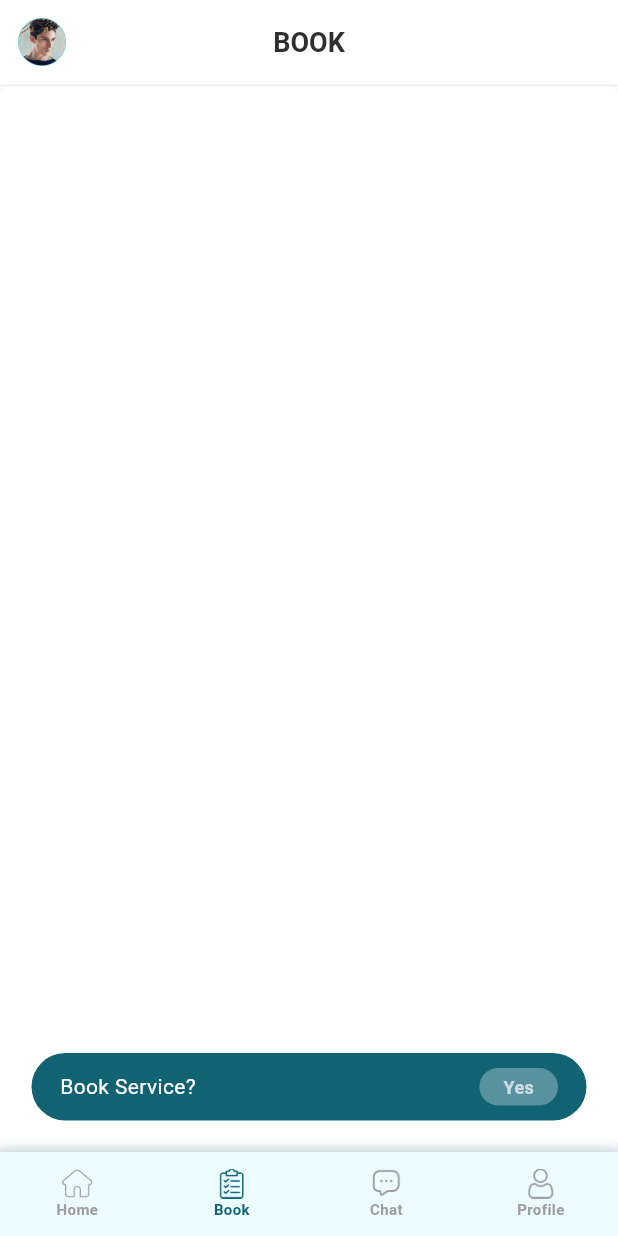
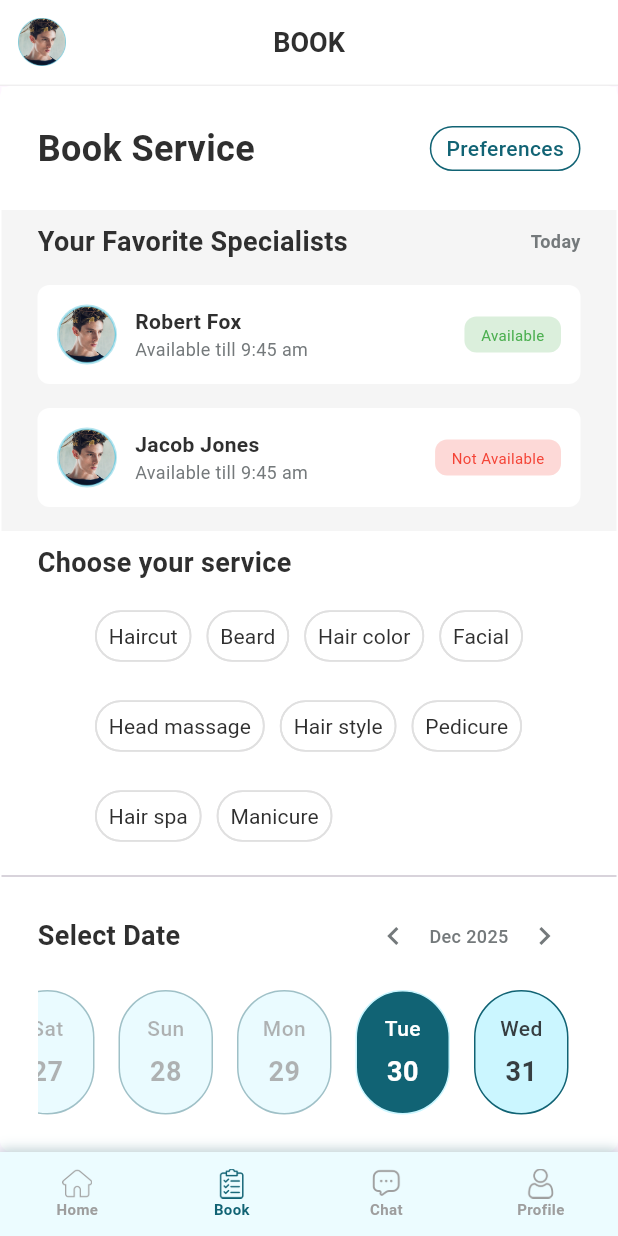
Before and after one commit to khansameer/salonappmen, a Flutter app: the screen it shows after launch, item 2 of the bottom bar chosen, on a phone screen of 412 x 824 dp. Run offline on Flutter 3.47's test engine with Material 3 defaults, Android fonts, the phone set to English and light mode, and no system bars; our stand-ins replace shared_preferences.

Commit message:
book UI/UX

```diff
--- a/lib/core/constants/color_utils.dart
+++ b/lib/core/constants/color_utils.dart
@@ -16,3 +16,6 @@ const Color colorTextMarron= Color.fromRGBO(186, 89, 0, 1);
 const Color colorTextTopList= Color.fromRGBO(56, 52, 65, 1);
 const Color colorMenu= Color.fromRGBO(236, 252, 255, 1);
 const Color colorRating= Color.fromRGBO(252, 179, 59, 1);
+const Color colorChips = Color.fromRGBO(203, 246, 255, 1);
+const Color colorTextChips = Color.fromRGBO(55, 62, 65, 1);
+const Color colorChipBorderColor = Color.fromRGBO(17, 99, 116, 1);
--- /dev/null
+++ b/lib/core/widgets/common_multi_select.dart
@@ -0,0 +1,49 @@
+
+import 'package:flutter/material.dart';
+import 'package:salonman/core/widgets/component.dart';
+
+import '../constants/color_utils.dart';
+
+class CommonMultiSelectWrap extends StatelessWidget {
+  final List<String> items;
+  final List<String> selectedItems;
+  final Function(String) onTap;
+
+  const CommonMultiSelectWrap({
+    super.key,
+    required this.items,
+    required this.selectedItems,
+    required this.onTap,
+  });
+
+
+  @override
+  Widget build(BuildContext context) {
+    return Wrap(
+      spacing: 10,
+      runSpacing: 12,
+      children: items.map((item) {
+        final isSelected = selectedItems.contains(item);
+
+        return FilterChip(
+          padding: EdgeInsets.zero,
+          checkmarkColor: colorChipBorderColor,
+          selectedColor: colorChips,
+          shape: StadiumBorder(
+            side: BorderSide(
+
+              color: isSelected
+                  ? colorChipBorderColor
+                  : Colors.grey.shade300,
+              width: 1.2,
+            ),
+          ),
+          backgroundColor: Colors.white,
+          label: commonText(text: item),
+          selected: isSelected,
+          onSelected: (_) => onTap(item),
+        );
+      }).toList(),
+    );
+  }
+}
--- a/lib/core/widgets/star_display.dart
+++ b/lib/core/widgets/star_display.dart
@@ -5,7 +5,7 @@ import '../constants/color_utils.dart';
 class StarDisplay extends StatelessWidget {
   final int value;
 
-  const StarDisplay({super.key, this.value = 0}) : assert(value != null);
+  const StarDisplay({super.key, this.value = 0});
 
   @override
   Widget build(BuildContext context) {
--- a/lib/main.dart
+++ b/lib/main.dart
@@ -1,6 +1,7 @@
 import 'package:flutter/material.dart';
 import 'package:provider/provider.dart';
 import 'package:provider/single_child_widget.dart';
+import 'package:salonman/provider/book_proivder.dart';
 import 'package:salonman/provider/dashboard_provider.dart';
 import 'package:salonman/provider/onboarding_provider.dart';
 
@@ -9,6 +10,7 @@ import 'core/routes/route_generator.dart';
 List<SingleChildWidget> providers = [
   ChangeNotifierProvider<OnboardingProvider>(create: (_) => OnboardingProvider()),
   ChangeNotifierProvider<DashboardProvider>(create: (_) => DashboardProvider()),
+  ChangeNotifierProvider<BookProvider>(create: (_) => BookProvider()),
 
 ];
 
--- /dev/null
+++ b/lib/provider/book_proivder.dart
@@ -0,0 +1,105 @@
+import 'package:flutter/cupertino.dart';
+class DateItem {
+  final DateTime date;
+
+  DateItem(this.date);
+
+  String get day =>
+      ["Mon", "Tue", "Wed", "Thu", "Fri", "Sat", "Sun"][date.weekday - 1];
+
+  String get dayNumber => date.day.toString();
+
+  bool get isPast {
+    final now = DateTime.now();
+    return date.isBefore(DateTime(now.year, now.month, now.day));
+  }
+}
+
+class BookProvider with ChangeNotifier{
+  final List<String> services = [
+    "Haircut",
+    "Beard",
+    "Hair color",
+    "Facial",
+    "Head massage",
+    "Hair style",
+    "Pedicure",
+    "Hair spa",
+    "Manicure",
+  ];
+
+
+  final List<String> selectedServices = [];
+
+  void toggleService(String service) {
+    if (selectedServices.contains(service)) {
+      selectedServices.remove(service);
+    } else {
+      selectedServices.add(service);
+    }
+    notifyListeners();
+  }
+
+  // key = list identifier, value = selected item
+  final Map<String, String?> _selectedItems = {};
+
+  String? getSelectedItem(String key) => _selectedItems[key];
+
+  void selectItem(String key, String item) {
+    _selectedItems[key] = item;
+    notifyListeners();
+  }
+
+  DateTime _selectedDate = DateTime.now();
+  DateTime _currentMonth = DateTime.now();
+  List<DateItem> dates = [];
+
+/*
+  DateProvider() {
+
+  }
+*/
+  //generateDates();
+  DateTime get selectedDate => _selectedDate;
+  DateTime get currentMonth => _currentMonth;
+
+  void generateDates() {
+    final firstDay =
+    DateTime(_currentMonth.year, _currentMonth.month, 1);
+    final totalDays =
+        DateTime(_currentMonth.year, _currentMonth.month + 1, 0).day;
+
+    dates = List.generate(
+      totalDays,
+          (index) => DateItem(
+        DateTime(_currentMonth.year, _currentMonth.month, index + 1),
+      ),
+    );
+
+    notifyListeners();
+  }
+
+  void changeMonth(int offset) {
+    _currentMonth =
+        DateTime(_currentMonth.year, _currentMonth.month + offset, 1);
+    generateDates();
+  }
+
+  void selectDate(DateTime date) {
+    _selectedDate = date;
+    notifyListeners();
+  }
+
+  bool isSelected(DateTime date) {
+    return date.year == _selectedDate.year &&
+        date.month == _selectedDate.month &&
+        date.day == _selectedDate.day;
+  }
+
+  int todayIndex() {
+    final today = DateTime.now();
+    return dates.indexWhere((d) =>
+    d.date.year == today.year &&
+        d.date.month == today.month &&
+        d.date.day == today.day);
+  }}
--- /dev/null
+++ b/lib/screen/dashboard/book_widget.dart
@@ -0,0 +1,248 @@
+import 'package:flutter/material.dart';
+import 'package:provider/provider.dart';
+import 'package:salonman/core/widgets/common_multi_select.dart';
+
+import '../../core/constants/color_utils.dart';
+import '../../core/widgets/component.dart';
+import '../../provider/book_proivder.dart';
+
+Widget serviceSelectedView() {
+  return Padding(
+    padding: const EdgeInsets.symmetric(horizontal: 24, vertical: 8),
+    child: Column(
+      children: [
+        Row(
+          children: [
+            commonText(
+              text: "Choose your service",
+              fontSize: 18,
+              fontWeight: FontWeight.w600,
+            ),
+          ],
+        ),
+        const SizedBox(height: 12),
+        Container(
+          color: Colors.white,
+          child: Consumer<BookProvider>(
+            builder: (context, provider, child) {
+              return CommonMultiSelectWrap(
+                items: provider.services,
+                selectedItems: provider.selectedServices,
+                onTap: (item) {
+                  context.read<BookProvider>().toggleService(item);
+                },
+              );
+            },
+          ),
+        ),
+      ],
+    ),
+  );
+}
+
+Widget serviceDateSelectedView() {
+  return Column(
+    children: [
+      Row(
+        children: [
+          Expanded(
+            child: commonText(
+              text: "Select Date",
+              fontSize: 18,
+              fontWeight: FontWeight.w600,
+            ),
+          ),
+          commonText(
+            text: "Feb 2025",
+            fontSize: 12,
+            color: colorTextLight,
+            fontWeight: FontWeight.w600,
+          ),
+        ],
+      ),
+      const SizedBox(height: 12),
+      Container(
+        height: 83,
+        color: Colors.white,
+        child: Consumer<BookProvider>(
+          builder: (context, provider, child) {
+            return ListView.builder(
+              shrinkWrap: true,
+              scrollDirection: Axis.horizontal,
+              physics: const NeverScrollableScrollPhysics(),
+              itemCount: 10,
+              itemBuilder: (BuildContext context, int index) {
+                return Container(
+                  margin: EdgeInsets.symmetric(horizontal: 5, vertical: 5),
+                  width: 60,
+                  height: 83,
+                  decoration: commonBoxDecoration(
+                    color: colorChips,
+                    borderRadius: 30,
+                  ),
+                );
+              },
+            );
+          },
+        ),
+      ),
+    ],
+  );
+}
+
+class MonthHeader extends StatelessWidget {
+  const MonthHeader({super.key});
+
+  @override
+  Widget build(BuildContext context) {
+    return Consumer<BookProvider>(
+      builder: (context, provider, _) {
+        return Row(
+          mainAxisAlignment: MainAxisAlignment.spaceBetween,
+          children: [
+            commonText(
+              text: "Select Date",
+              fontSize: 18,
+              fontWeight: FontWeight.w600,
+            ),
+            Row(
+              children: [
+                IconButton(
+                  icon: const Icon(Icons.chevron_left,color: colorTextLight,),
+                  onPressed: () => provider.changeMonth(-1),
+                ),
+                commonText(
+                  color: colorTextLight,
+                  text:
+                      "${_monthName(provider.currentMonth.month)} ${provider.currentMonth.year}",
+                  fontSize: 12,
+                  fontWeight: FontWeight.w500,
+                ),
+                IconButton(
+                  icon: const Icon(Icons.chevron_right,color: colorTextLight,),
+                  onPressed: () => provider.changeMonth(1),
+                ),
+              ],
+            ),
+          ],
+        );
+      },
+    );
+  }
+
+  String _monthName(int month) {
+    const months = [
+      "Jan",
+      "Feb",
+      "Mar",
+      "Apr",
+      "May",
+      "Jun",
+      "Jul",
+      "Aug",
+      "Sep",
+      "Oct",
+      "Nov",
+      "Dec",
+    ];
+    return months[month - 1];
+  }
+}
+
+class DateSelector extends StatefulWidget {
+  const DateSelector({super.key});
+
+  @override
+  State<DateSelector> createState() => _DateSelectorState();
+}
+
+class _DateSelectorState extends State<DateSelector> {
+  final ScrollController _scrollController = ScrollController();
+
+  @override
+  void didChangeDependencies() {
+    super.didChangeDependencies();
+    WidgetsBinding.instance.addPostFrameCallback((_) {
+      final provider = context.read<BookProvider>();
+      final index = provider.todayIndex();
+      if (index != -1) {
+        _scrollController.animateTo(
+          index * 90,
+          duration: const Duration(milliseconds: 400),
+          curve: Curves.easeInOut,
+        );
+      }
+    });
+  }
+
+  @override
+  Widget build(BuildContext context) {
+    return Consumer<BookProvider>(
+      builder: (context, provider, _) {
+        return Padding(
+          padding: const EdgeInsets.symmetric(horizontal: 24, vertical: 8),
+          child: Column(
+            children: [
+              MonthHeader(),
+              const SizedBox(height: 12),
+              SizedBox(
+                height: 83,
+                child: ListView.builder(
+                  shrinkWrap: true,
+                  padding: EdgeInsets.zero  ,
+                  controller: _scrollController,
+                  scrollDirection: Axis.horizontal,
+                  itemCount: provider.dates.length,
+                  itemBuilder: (context, index) {
+                    final item = provider.dates[index];
+                    final isSelected = provider.isSelected(item.date);
+                    final isDisabled = item.isPast;
+
+                    return GestureDetector(
+                      onTap: isDisabled ? null : () => provider.selectDate(item.date),
+                      child: Opacity(
+                        opacity: isDisabled ? 0.4 : 1,
+                        child: Container(
+                          width: 63,
+                          height: 83,
+                          margin: const EdgeInsets.symmetric(horizontal: 8),
+                          decoration: commonBoxDecoration(
+                            color: isSelected
+                                ? colorChipBorderColor
+                                :colorChips,
+                            borderColor: isSelected
+                                ? colorChips
+                                :colorChipBorderColor,
+                            borderRadius: 32,
+                          ),
+                          child: Column(
+                            mainAxisAlignment: MainAxisAlignment.center,
+                            children: [
+                              commonText(
+                                text: item.day,
+                                fontSize: 14,
+                                fontWeight: FontWeight.w500,
+                                color: isSelected ? Colors.white : colorTextChips,
+                              ),
+                              const SizedBox(height: 6),
+                              commonText(
+                               text:  item.dayNumber,
+                                fontSize: 18,
+                                fontWeight: FontWeight.bold,
+                                color: isSelected ? Colors.white : colorTextChips,
+                              ),
+                            ],
+                          ),
+                        ),
+                      ),
+                    );
+                  },
+                ),
+              ),
+            ],
+          ),
+        );
+      },
+    );
+  }
+}
--- a/lib/screen/dashboard/dashboard_screen.dart
+++ b/lib/screen/dashboard/dashboard_screen.dart
@@ -4,6 +4,7 @@ import 'package:salonman/core/constants/color_utils.dart';
 import 'package:salonman/core/constants/image_utils.dart';
 import 'package:salonman/core/widgets/component.dart';
 import 'package:salonman/provider/dashboard_provider.dart';
+import 'package:salonman/screen/dashboard/page/book_page.dart';
 import 'package:salonman/screen/dashboard/page/home_page.dart';
 
 import '../../core/widgets/common_bottom_navbar.dart';
@@ -21,7 +22,7 @@ class _DashboardScreenState extends State<DashboardScreen> {
       case 0:
         return HomePage();
       case 1:
-        return Container();
+        return BookPage();
       case 2:
         return Container();
       case 3:
@@ -76,7 +77,7 @@ class _DashboardScreenState extends State<DashboardScreen> {
           body: Stack(
             children: [
               getPage(provider.currentIndex),
-              Align(
+              provider.currentIndex==1   ||  provider.currentIndex==2 || provider.currentIndex==3?SizedBox.shrink():   Align(
                 alignment: .bottomCenter,
                 child: Container(
                   margin: EdgeInsets.symmetric(horizontal: 20, vertical: 20),
--- a/lib/screen/dashboard/dashboard_widget.dart
+++ b/lib/screen/dashboard/dashboard_widget.dart
@@ -137,7 +137,7 @@ Widget hairTypeView() {
                           width: 64,
                           height: 64,
                           decoration: commonBoxDecoration(
-                            color: colorBannerButton.withOpacity(0.5),
+                            color: colorBannerButton.withValues(alpha: 0.5),
                             shape: BoxShape.circle,
                           ),
                           child: Center(
@@ -167,7 +167,7 @@ Widget hairTypeView() {
   );
 }
 
-Widget specialistsView() {
+Widget specialistsView({bool isShowToday=false}) {
   return Consumer<DashboardProvider>(
     builder: (context, provider, _) {
       return Padding(
@@ -175,10 +175,22 @@ Widget specialistsView() {
         child: Column(
           crossAxisAlignment: CrossAxisAlignment.start,
           children: [
-            commonText(
-              text: "Your Favorite Specialists",
-              fontSize: 18,
-              fontWeight: FontWeight.w600,
+            Row(
+              children: [
+                Expanded(
+                  child: commonText(
+                    text: "Your Favorite Specialists",
+                    fontSize: 18,
+                    fontWeight: FontWeight.w600,
+                  ),
+                ),
+                isShowToday? commonText(
+                  text: "Today",
+                  fontSize: 12,
+                  color: colorTextLight,
+                  fontWeight: FontWeight.w600,
+                ):SizedBox.shrink(),
+              ],
             ),
             const SizedBox(height: 8),
             ListView.builder(
@@ -197,7 +209,7 @@ Widget specialistsView() {
                         width: 40,
                         height: 40,
                         decoration: commonBoxDecoration(
-                          color: colorBannerButton.withOpacity(0.5),
+                          color: colorBannerButton.withValues( alpha: 0.5),
                           shape: BoxShape.circle,
                         ),
                         child: commonAssetImage(data['icon']),
@@ -226,8 +238,8 @@ Widget specialistsView() {
                         ),
                         decoration: commonBoxDecoration(
                           color: data['status']
-                              ? Colors.green.withOpacity(0.2)
-                              : Colors.red.withOpacity(0.2),
+                              ? Colors.green.withValues(alpha: 0.2)
+                              : Colors.red.withValues(alpha: 0.2),
                         ),
                         child: commonText(
                           text: data['status'] ? "Available" : "Not Available",
@@ -338,7 +350,7 @@ Widget customerReviewView() {
                         height: 40,
                         decoration: commonBoxDecoration(
                           shape: BoxShape.circle,
-                          color: colorBannerButton.withOpacity(0.5),
+                          color: colorBannerButton.withValues( alpha: 0.5),
                         ),
                         child: commonAssetImage(data['icon']),
                       ),
--- /dev/null
+++ b/lib/screen/dashboard/page/book_page.dart
@@ -0,0 +1,78 @@
+import 'package:flutter/material.dart';
+import 'package:provider/provider.dart';
+import 'package:salonman/core/widgets/component.dart';
+import 'package:salonman/provider/book_proivder.dart';
+
+import '../../../core/constants/color_utils.dart';
+import '../book_widget.dart';
+import '../dashboard_widget.dart';
+
+class BookPage extends StatefulWidget {
+  const BookPage({super.key});
+
+  @override
+  State<BookPage> createState() => _BookPageState();
+}
+
+class _BookPageState extends State<BookPage> {
+  @override
+  void initState() {
+    super.initState();
+
+    WidgetsBinding.instance.addPostFrameCallback((_) async {
+      init();
+    });
+  }
+
+  Future<void> init() async {
+    final provider = Provider.of<BookProvider>(context, listen: false);
+
+    provider.generateDates();
+  }
+
+  @override
+  Widget build(BuildContext context) {
+    return ListView(
+      children: [
+        Container(
+          color: Colors.white,
+          padding: const EdgeInsets.symmetric(horizontal: 24, vertical: 24),
+          child: Row(
+            children: [
+              Expanded(
+                child: commonText(
+                  text: "Book Service",
+                  fontWeight: FontWeight.w700,
+                  fontSize: 24,
+                ),
+              ),
+              Container(
+                padding: EdgeInsets.symmetric(horizontal: 10, vertical: 4),
+                decoration: commonBoxDecoration(
+                  borderColor: colorChipBorderColor,
+                  borderRadius: 32,
+                ),
+
+                child: commonText(
+                  text: "Preferences",
+                  fontWeight: FontWeight.w500,
+                  fontSize: 14,
+                  color: colorChipBorderColor,
+                ),
+              ),
+            ],
+          ),
+        ),
+        Container(
+          color: colorBannerBg1,
+          child: specialistsView(isShowToday: true),
+        ),
+
+        serviceSelectedView(),
+        Divider(),
+
+        DateSelector(),
+      ],
+    );
+  }
+}
--- a/lib/screen/intro/intro_screen.dart
+++ b/lib/screen/intro/intro_screen.dart
@@ -61,7 +61,7 @@ class IntroScreen extends StatelessWidget {
               /// Dark Overlay
               Positioned.fill(
                 child: Container(
-                  color: Colors.black.withOpacity(0.6),
+                  color: Colors.black.withValues(alpha: 0.6),
                 ),
               ),
 
```
